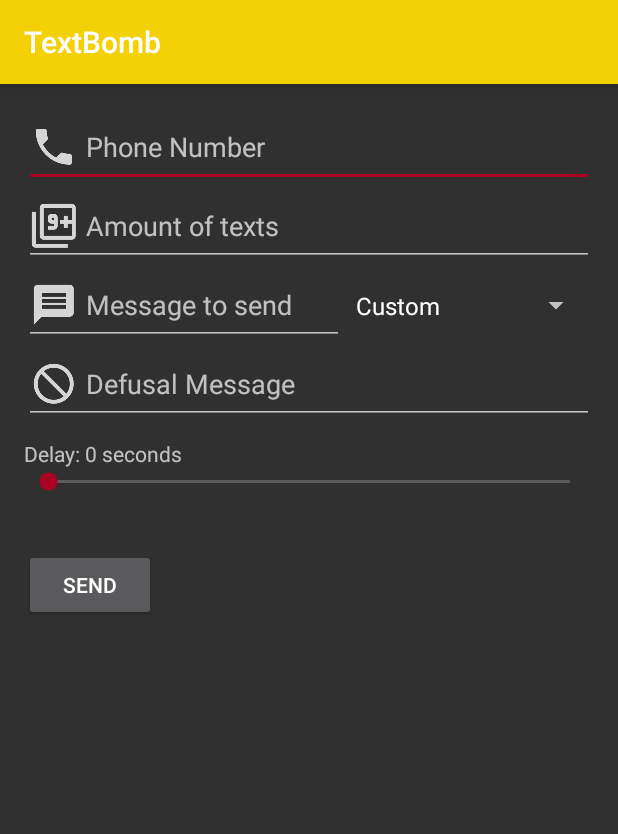
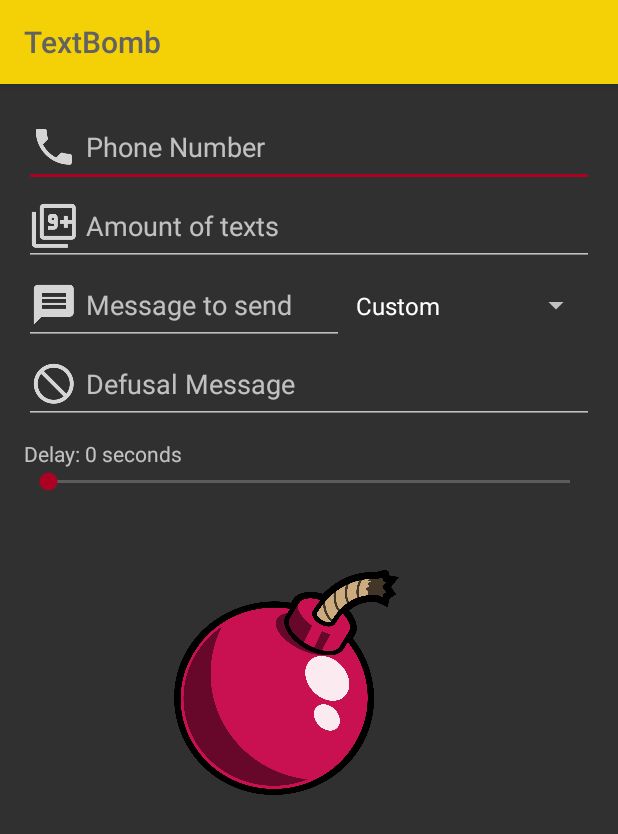
Before and after one commit to wethegreenpeople/TextBomb, an Android app: the screen it shows after launch (MainActivity), on a phone screen of 412 x 824 dp. Shown: the top 834 px of the screen. Run offline under Robolectric (Android 15) with nearby library versions, the phone set to English and light mode, and no system bars; libraries missing offline, so code that uses them is left out: com.joanzapata.iconify.

Commit message:
Some exception handling. (And some more themeing)

```diff
--- a/app/src/main/java/xyz/uraqt/apps/textbomb/MainActivity.java
+++ b/app/src/main/java/xyz/uraqt/apps/textbomb/MainActivity.java
@@ -57,6 +57,7 @@ public class MainActivity extends AppCompatActivity {
 
     public void PressSend(View view)
     {
+        try {
             InitListener(); // Listener for our defusal message
             String typeOfMessage = ((Spinner) findViewById(R.id.spinnerMessageToSend)).getSelectedItem().toString();
             String animal = null;
@@ -97,6 +98,16 @@ public class MainActivity extends AppCompatActivity {
                 animalFact.execute();
                 SwapSendButton(1);
             }
+        }
+        catch (NumberFormatException e)
+        {
+            Toast.makeText(getApplicationContext(), "Field(s) Missing", Toast.LENGTH_LONG).show();
+        }
+        catch (Exception e)
+        {
+            Toast.makeText(getApplicationContext(), e.toString(), Toast.LENGTH_LONG).show();
+        }
+
     }
 
     // Cancels our textbomb
@@ -156,13 +167,13 @@ public class MainActivity extends AppCompatActivity {
     {
         if (swap == 0)
         {
-            findViewById(R.id.buttonSend).setVisibility(View.VISIBLE);
-            findViewById(R.id.buttonStop).setVisibility(View.GONE);
+            findViewById(R.id.imageButton2).setVisibility(View.VISIBLE);
+            findViewById(R.id.imageButton3).setVisibility(View.GONE);
         }
         else if (swap == 1)
         {
-            findViewById(R.id.buttonSend).setVisibility(View.GONE);
-            findViewById(R.id.buttonStop).setVisibility(View.VISIBLE);
+            findViewById(R.id.imageButton2).setVisibility(View.GONE);
+            findViewById(R.id.imageButton3).setVisibility(View.VISIBLE);
         }
     }
 
--- a/app/src/main/res/layout/activity_main.xml
+++ b/app/src/main/res/layout/activity_main.xml
@@ -123,17 +123,6 @@
         android:drawablePadding="5dp" />
 
     <Button
-        android:id="@+id/buttonSend"
-        android:layout_width="wrap_content"
-        android:layout_height="wrap_content"
-        android:elevation="0dp"
-        android:onClick="PressSend"
-        android:text="@string/buttonSend"
-        android:visibility="visible"
-        android:layout_below="@+id/seekBarMessageDelay"
-        android:layout_marginTop="36dp" />
-
-    <Button
         android:id="@+id/buttonStop"
         android:layout_width="wrap_content"
         android:layout_height="wrap_content"
@@ -145,4 +134,32 @@
         android:layout_below="@+id/seekBarMessageDelay"
         android:layout_marginTop="36dp" />
 
+    <ImageButton
+        android:id="@+id/imageButton2"
+        android:layout_width="150dp"
+        android:layout_height="150dp"
+        android:background="@null"
+        android:onClick="PressSend"
+        android:scaleType="fitXY"
+        app:srcCompat="@drawable/cherrybomb"
+        android:visibility="visible"
+        android:layout_marginLeft="100dp"
+        android:layout_marginTop="50dp"
+        android:layout_below="@+id/seekBarMessageDelay"
+        android:layout_alignParentStart="true" />
+
+    <ImageButton
+        android:id="@+id/imageButton3"
+        android:layout_width="150dp"
+        android:layout_height="150dp"
+        app:srcCompat="@drawable/cherrybombcancel"
+        android:scaleType="fitXY"
+        android:background="@null"
+        android:onClick="PressStop"
+        android:visibility="gone"
+        android:layout_marginLeft="100dp"
+        android:layout_marginTop="50dp"
+        android:layout_below="@+id/seekBarMessageDelay"
+        android:layout_alignParentStart="true" />
+
 </RelativeLayout>
--- a/app/src/main/res/values/colors.xml
+++ b/app/src/main/res/values/colors.xml
@@ -3,4 +3,5 @@
     <color name="colorPrimary">#f4d007</color>
     <color name="colorPrimaryDark">#946905</color>
     <color name="colorAccent">#ab0224</color>
+    <color name="colorActionBar">#636262</color>
 </resources>
--- a/app/src/main/res/values/styles.xml
+++ b/app/src/main/res/values/styles.xml
@@ -6,6 +6,12 @@
         <item name="colorPrimary">@color/colorPrimary</item>
         <item name="colorPrimaryDark">@color/colorPrimaryDark</item>
         <item name="colorAccent">@color/colorAccent</item>
+        <item name="actionBarTheme">@style/AppTheme.AppBarOverlay</item>
+
+    </style>
+
+    <style name="AppTheme.AppBarOverlay" parent="ThemeOverlay.AppCompat.Dark.ActionBar">
+        <item name="android:textColorPrimary">@color/colorActionBar</item>
     </style>
 
 </resources>
```
Also changed, not shown: app/src/main/res/drawable-hdpi/cherrybomb.png, app/src/main/res/drawable-hdpi/cherrybombcancel.png (added), app/src/main/res/drawable-ldpi/cherrybomb.png (added), app/src/main/res/drawable-ldpi/cherrybombcancel.png (added), app/src/main/res/drawable-mdpi/cherrybomb.png (added), app/src/main/res/drawable-mdpi/cherrybombcancel.png (added), app/src/main/res/drawable-xxhdpi/cherrybomb.png (deleted). Lines whose indentation alone changed are shown as unchanged.
